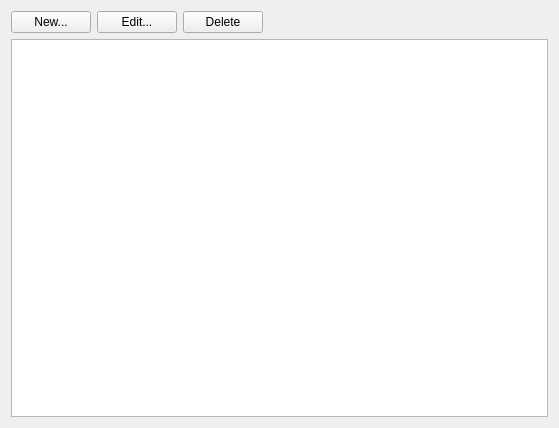
This is Widgets/WdgLines.ui in ma7t3/ScheduleMaster as Qt 5 draws it before an edit. The edited form follows.
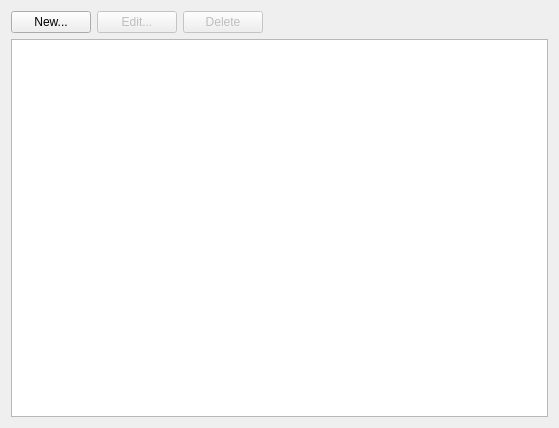
This is the edited form.

Patch:
```diff
--- a/Widgets/WdgLines.ui
+++ b/Widgets/WdgLines.ui
@@ -25,6 +25,9 @@
      </item>
      <item>
       <widget class="QPushButton" name="pbLineEdit">
+       <property name="enabled">
+        <bool>false</bool>
+       </property>
        <property name="text">
         <string>Edit...</string>
        </property>
@@ -32,6 +35,9 @@
      </item>
      <item>
       <widget class="QPushButton" name="pbLineDelete">
+       <property name="enabled">
+        <bool>false</bool>
+       </property>
        <property name="text">
         <string>Delete</string>
        </property>
```
